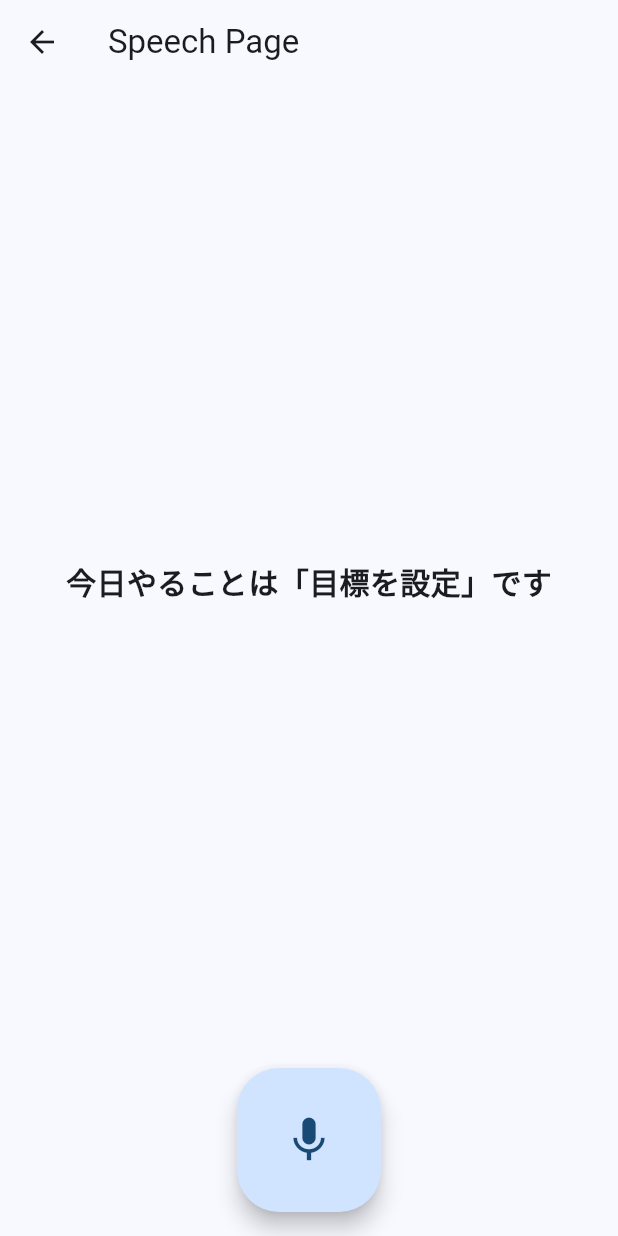
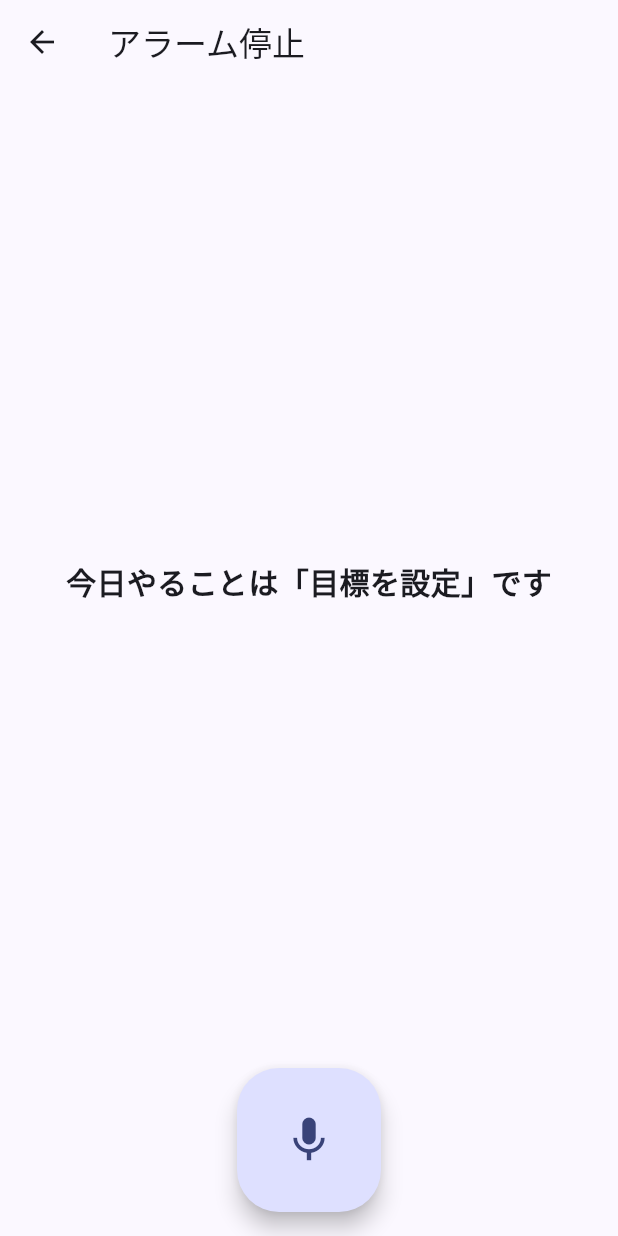
Before and after one commit to SugaiMasayoshi/todo_alarm, a Flutter app: the screen it shows after launch, after a tap on the "mic" icon, on a phone screen of 412 x 824 dp. Run offline on Flutter 3.47's test engine with Material 3 defaults, Android fonts, the phone set to English and light mode, and no system bars; our stand-ins replace freezed_annotation, go_router, hooks_riverpod, riverpod_annotation, shared_preferences, speech_to_text; missing offline and left inert: alarm; generated files the repository leaves out were written again.

Commit message:
feature:アイコン画像の差し替え

```diff
--- a/lib/main.dart
+++ b/lib/main.dart
@@ -2,38 +2,68 @@ import 'package:alarm/alarm.dart';
 import 'package:flutter/material.dart';
 import 'package:hooks_riverpod/hooks_riverpod.dart';
 import 'package:shared_preferences/shared_preferences.dart';
+import 'package:todo_alarm/repositories/alarm_plugin_repository.dart';
 import 'package:todo_alarm/repositories/shared_preferences_repository.dart';
 import 'package:todo_alarm/routes/app_router.dart';
+import 'package:alarm/utils/alarm_set.dart';
 
 void main() async {
   WidgetsFlutterBinding.ensureInitialized();
   final sharedPreferences = await SharedPreferences.getInstance();
   await Alarm.init();
 
+  final openSpeechOnLaunch = await _shouldOpenSpeechOnLaunch();
+
   runApp(
     ProviderScope(
       overrides: [
         sharedPreferencesProvider.overrideWithValue(sharedPreferences),
       ],
-      child: const MainApp(),
+      child: MainApp(openSpeechOnLaunch: openSpeechOnLaunch),
     ),
   );
 }
 
 class MainApp extends ConsumerWidget {
-  const MainApp({super.key});
+  const MainApp({super.key, required this.openSpeechOnLaunch});
+
+  final bool openSpeechOnLaunch;
+  static bool _initialNavigationHandled = false;
 
   @override
   Widget build(BuildContext context, WidgetRef ref) {
+    ref.listen<AsyncValue<AlarmSet>>(alarmRingingStreamProvider, (_, next) {
+      next.whenData((event) {
+        final router = ref.read(appRouterProvider);
+        router.goNamed(RouteName.speech);
+      });
+    });
+
     final router = ref.watch(appRouterProvider);
+
+    if (openSpeechOnLaunch && !_initialNavigationHandled) {
+      WidgetsBinding.instance.addPostFrameCallback((_) {
+        final currentRouter = ref.read(appRouterProvider);
+        currentRouter.goNamed(RouteName.speech);
+      });
+      _initialNavigationHandled = true;
+    }
 
     return MaterialApp.router(
       title: 'Todo Alarm',
       routerConfig: router,
       theme: ThemeData(
-        colorScheme: ColorScheme.fromSeed(seedColor: Colors.blue),
+        colorScheme: ColorScheme.fromSeed(seedColor: Colors.indigo),
         useMaterial3: true,
       ),
     );
   }
 }
+
+Future<bool> _shouldOpenSpeechOnLaunch() async {
+  try {
+    return await Alarm.isRinging();
+  } catch (_) {
+    return false;
+  }
+}
--- a/lib/repositories/alarm_plugin_repository.dart
+++ b/lib/repositories/alarm_plugin_repository.dart
@@ -1,9 +1,15 @@
 import 'dart:io';
 
 import 'package:alarm/alarm.dart';
+import 'package:alarm/utils/alarm_set.dart';
 import 'package:flutter/material.dart';
+import 'package:hooks_riverpod/hooks_riverpod.dart';
 import 'package:todo_alarm/repositories/alarm_repository.dart';
 import 'package:todo_alarm/repositories/models/alarm_model.dart';
+
+final alarmRingingStreamProvider = StreamProvider<AlarmSet>((ref) {
+  return Alarm.ringing;
+});
 
 class AlarmPluginRepository implements IAlarmRepository {
   final int id = 1;
--- a/lib/ui/speech/speech_page.dart
+++ b/lib/ui/speech/speech_page.dart
@@ -19,14 +19,17 @@ class SpeechPage extends ConsumerWidget {
     );
 
     return Scaffold(
-      appBar: AppBar(title: const Text('Speech Page')),
+      appBar: AppBar(title: const Text('アラーム停止')),
       body: Center(
         child: Column(
           mainAxisAlignment: MainAxisAlignment.center,
           children: [
-            Text(
-              '今日やることは「${todo?.title ?? "目標を設定"}」です',
-              style: TextStyle(fontSize: 20, fontWeight: FontWeight.bold),
+            Padding(
+              padding: const EdgeInsets.all(16.0),
+              child: Text(
+                '今日やることは「${todo?.title ?? "目標を設定"}」です',
+                style: TextStyle(fontSize: 20, fontWeight: FontWeight.bold),
+              ),
             ),
             SizedBox(height: 20),
             Text(
--- a/lib/ui/todo_alarm/todo_alarm_page.dart
+++ b/lib/ui/todo_alarm/todo_alarm_page.dart
@@ -10,7 +10,10 @@ class TodoAlarmPage extends StatelessWidget {
   Widget build(BuildContext context) {
     return Scaffold(
       appBar: AppBar(
-        title: Image.asset('assets/images/appbar_logo.png', height: 40),
+        leading: IconButton(onPressed: () {}, icon: Icon(Icons.settings)),
+        title: Center(
+          child: Image.asset('assets/images/app_banner.png', height: 40),
+        ),
         actions: [
           IconButton(
             onPressed: () {
```
Also changed, not shown: lib/ui/speech/speech_view_model.dart (+10 -4 lines), pubspec.yaml (+10 -0 lines), pubspec.lock, 36 other files.
